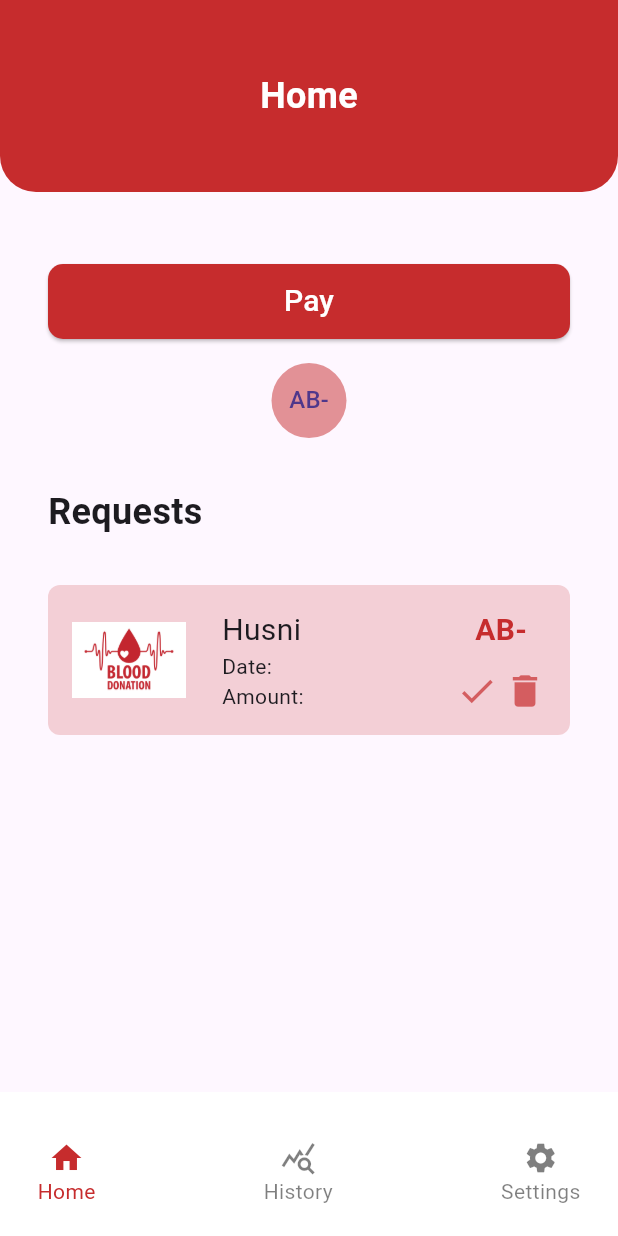
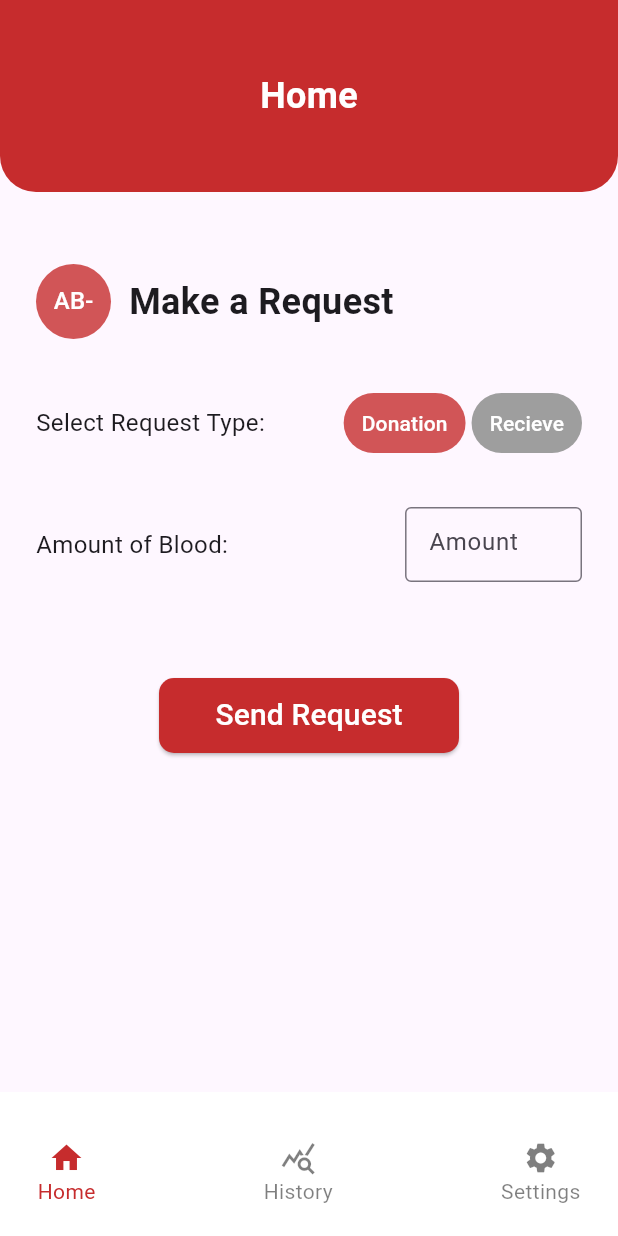
Before and after one commit to Ali-Hubail/BDMS, a Flutter app: the DrRpHomeScreen screen opened directly, on a phone screen of 412 x 824 dp. Run offline on Flutter 3.47's test engine with Material 3 defaults, Android fonts, the light colour scheme and no system bars.

Commit message:
modify home screen

```diff
--- a/bdms/lib/main.dart
+++ b/bdms/lib/main.dart
@@ -1,3 +1,4 @@
+import 'package:bdms/presentation/dr_rp_home/dr_rp_home.dart';
 import 'package:bdms/presentation/mgr_manage/mgr_manage_dr_rp.dart';
 
 import 'package:flutter/material.dart';
@@ -12,7 +13,7 @@ class MyApp extends StatelessWidget {
   @override
   Widget build(BuildContext context) {
     return const MaterialApp(
-      home: MgrManageDrRpScreen(),
+      home: DrRpHomeScreen(),
     );
   }
 }
--- a/bdms/lib/presentation/dr_rp_home/dr_rp_home.dart
+++ b/bdms/lib/presentation/dr_rp_home/dr_rp_home.dart
@@ -13,6 +13,15 @@ class DrRpHomeScreen extends StatefulWidget {
 }
 
 class _DrRpHomeScreenState extends State<DrRpHomeScreen> {
+  var isDonation = true;
+  final _textEditingController = TextEditingController();
+
+  @override
+  void dispose() {
+    super.dispose();
+    _textEditingController.dispose();
+  }
+
   @override
   Widget build(BuildContext context) {
     return Scaffold(
@@ -21,51 +30,139 @@ class _DrRpHomeScreenState extends State<DrRpHomeScreen> {
       ),
       bottomNavigationBar: const CustomBottomNavigationBar(index: 0),
       body: Padding(
-        padding: const EdgeInsets.symmetric(horizontal: 32.0),
+        padding: const EdgeInsets.symmetric(horizontal: 24.0),
         child: Column(
           crossAxisAlignment: CrossAxisAlignment.start,
           children: [
             const SizedBox(height: 48),
-            PrimaryButton(
-              text: 'Pay',
-              onPressed: () {},
-              buttonWidth: 500,
-            ),
-            const SizedBox(
-              height: 16,
-            ),
-            Center(
-              child: CircleAvatar(
+            Row(
+              children: [
+                CircleAvatar(
                   radius: 25,
-                backgroundColor: const Color(0xFFC62C2D).withOpacity(0.5),
-                child: Text(bgMap[BloodGroup.AB_NEGATIVE]!),
+                  backgroundColor: const Color(0xFFC62C2D).withOpacity(0.8),
+                  child: Center(
+                    child: Text(
+                      bgMap[BloodGroup.AB_NEGATIVE]!,
+                      style: const TextStyle(
+                        color: Colors.white,
                       ),
                     ),
-            const SizedBox(height: 32),
+                  ),
+                ),
+                const SizedBox(width: 12),
                 const Text(
-              'Requests',
+                  'Make a Request',
                   style: TextStyle(
                     fontSize: 24,
                     fontWeight: FontWeight.bold,
                   ),
                 ),
+              ],
+            ),
+            const SizedBox(height: 32),
+            Row(
+              crossAxisAlignment: CrossAxisAlignment.center,
+              mainAxisAlignment: MainAxisAlignment.center,
+              children: [
+                const Text(
+                  'Select Request Type: ',
+                  style: TextStyle(
+                    fontSize: 16,
+                  ),
+                ),
+                const Spacer(),
+                TextButton(
+                  onPressed: () {
+                    setState(() {
+                      isDonation = true;
+                    });
+                  },
+                  style: TextButton.styleFrom(
+                    backgroundColor: isDonation
+                        ? const Color(0xFFC62C2D).withOpacity(0.8)
+                        : Colors.grey,
+                  ),
+                  child: const Text(
+                    'Donation',
+                    style: TextStyle(
+                      color: Colors.white,
+                    ),
+                  ),
+                ),
+                const SizedBox(
+                  width: 4,
+                ),
+                TextButton(
+                  onPressed: () {
+                    setState(() {
+                      isDonation = false;
+                    });
+                  },
+                  style: TextButton.styleFrom(
+                    backgroundColor: !isDonation
+                        ? const Color(0xFFC62C2D).withOpacity(0.8)
+                        : Colors.grey,
+                  ),
+                  child: const Text(
+                    'Recieve',
+                    style: TextStyle(
+                      color: Colors.white,
+                    ),
+                  ),
+                ),
+              ],
+            ),
             const SizedBox(
               height: 32,
             ),
+            Row(
+              children: [
+                const Text(
+                  'Amount of Blood:',
+                  style: TextStyle(
+                    fontSize: 16,
+                  ),
+                ),
+                const Spacer(),
                 Expanded(
-              child: ListView(
-                children: [
-                  DrRpInfoItem(
-                    name: 'Husni',
-                    rowItem1: 'Date:',
-                    rowItem2: 'Amount:',
-                    bloodGroup: BloodGroup.AB_NEGATIVE,
-                    icon1: Icons.check,
-                    icon2: Icons.delete,
-                    icon1OnTap: () {},
-                    icon2OnTap: () {},
+                  child: SizedBox(
+                    height: 50,
+                    child: Center(
+                      child: TextField(
+                        controller: _textEditingController,
+                        keyboardType: TextInputType.number,
+                        decoration: const InputDecoration(
+                          hintText: 'Amount',
+                          border: OutlineInputBorder(),
+                        ),
+                      ),
+                    ),
+                  ),
                 ),
               ],
+            ),
+            const SizedBox(
+              height: 64,
+            ),
+            Center(
+              child: PrimaryButton(
+                text: 'Send Request',
+                onPressed: () {
+                  // process request
+                  showAdaptiveDialog(
+                    context: context,
+                    builder: (context) {
+                      return Container(
+                        width: 200,
+                        height: 50,
+                        color: Colors.white,
+                        child: Center(
+                          child: Text('Sent Request'),
+                        ),
+                      );
+                    },
+                  );
+                },
               ),
             ),
           ],
```
Lines whose indentation alone changed are shown as unchanged.
